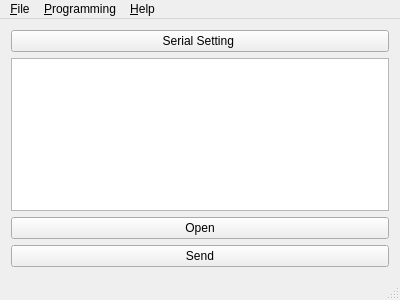
Qt form mainwindow.ui (Siprj/modular-MCU-flasher) before a commit.
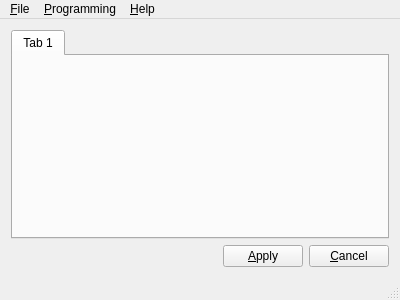
The same form after that commit. Icons and pictures are not drawn.

What changed in the file:
```diff
--- a/mainwindow.ui
+++ b/mainwindow.ui
@@ -15,29 +15,48 @@
   </property>
   <widget class="QWidget" name="centralWidget">
    <layout class="QGridLayout" name="gridLayout">
-    <item row="2" column="0">
-     <widget class="QPushButton" name="bootPushButton">
-      <property name="text">
-       <string>Open</string>
-      </property>
-     </widget>
-    </item>
     <item row="3" column="0">
-     <widget class="QPushButton" name="pushButton_2">
-      <property name="text">
-       <string>Send</string>
+     <widget class="QTabWidget" name="flashingTabWidget">
+      <property name="currentIndex">
+       <number>0</number>
       </property>
+      <widget class="QWidget" name="tab_1">
+       <attribute name="title">
+        <string>Tab 1</string>
+       </attribute>
+      </widget>
      </widget>
     </item>
-    <item row="0" column="0">
-     <widget class="QPushButton" name="pushButton">
-      <property name="text">
-       <string>Serial Setting </string>
-      </property>
-     </widget>
-    </item>
-    <item row="1" column="0">
-     <widget class="QPlainTextEdit" name="debugInfoTextEdit"/>
+    <item row="5" column="0">
+     <layout class="QHBoxLayout" name="horizontalLayout">
+      <item>
+       <spacer name="horizontalSpacer">
+        <property name="orientation">
+         <enum>Qt::Horizontal</enum>
+        </property>
+        <property name="sizeHint" stdset="0">
+         <size>
+          <width>40</width>
+          <height>20</height>
+         </size>
+        </property>
+       </spacer>
+      </item>
+      <item>
+       <widget class="QPushButton" name="applyButton">
+        <property name="text">
+         <string>&amp;Apply</string>
+        </property>
+       </widget>
+      </item>
+      <item>
+       <widget class="QPushButton" name="cancelButton_2">
+        <property name="text">
+         <string>&amp;Cancel</string>
+        </property>
+       </widget>
+      </item>
+     </layout>
     </item>
    </layout>
   </widget>
```
Left out of the diff: 6 changed lines with no effect on the pictures.
